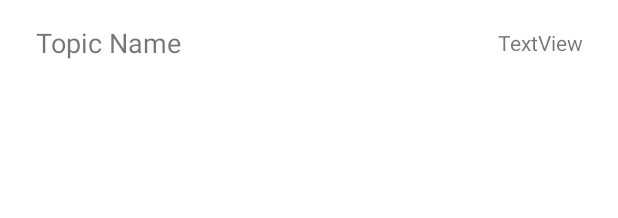
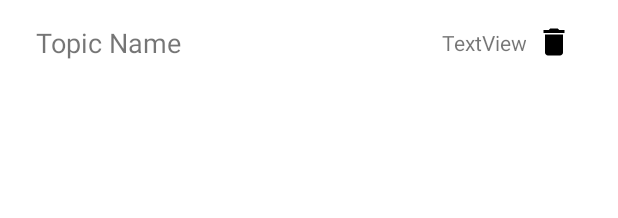
Before and after one commit to Rosscrowley/FinalYearProject, an Android app: the layout voice_recording_view.xml on its own in the app's theme, with its tools: preview values and no code run, on a phone screen of 412 x 824 dp. Shown: the top 218 px of the screen. Run offline under Robolectric (Android 15) with nearby library versions, the phone set to English and light mode, and no system bars.

Commit message:
Added-delete-functionality-audio-records

```diff
--- /dev/null
+++ b/app/src/main/res/drawable/baseline_delete_24.xml
@@ -0,0 +1,5 @@
+<vector android:height="24dp" android:tint="#000000"
+    android:viewportHeight="24" android:viewportWidth="24"
+    android:width="24dp" xmlns:android="http://schemas.android.com/apk/res/android">
+    <path android:fillColor="@android:color/white" android:pathData="M6,19c0,1.1 0.9,2 2,2h8c1.1,0 2,-0.9 2,-2V7H6v12zM19,4h-3.5l-1,-1h-5l-1,1H5v2h14V4z"/>
+</vector>
--- a/app/src/main/res/layout/voice_recording_view.xml
+++ b/app/src/main/res/layout/voice_recording_view.xml
@@ -16,10 +16,18 @@
 
     <TextView
         android:id="@+id/textDate"
-        android:layout_width="225dp"
+        android:layout_width="125dp"
         android:layout_height="wrap_content"
         android:layout_weight="1"
         android:textAlignment="textEnd"
         android:text="TextView" />
 
+    <ImageButton
+        android:id="@+id/button2"
+        android:layout_width="37dp"
+        android:layout_height="wrap_content"
+        android:src="@drawable/baseline_delete_24"
+        android:background="#FFFFFF"/>
+
+
 </LinearLayout>
```
Also changed, not shown: app/src/main/java/com/example/finalyearproject/VoiceRecordAdapter.kt (+10 -3 lines), app/src/main/java/com/example/finalyearproject/VoiceRecordListActivity.kt (+19 -7 lines).
